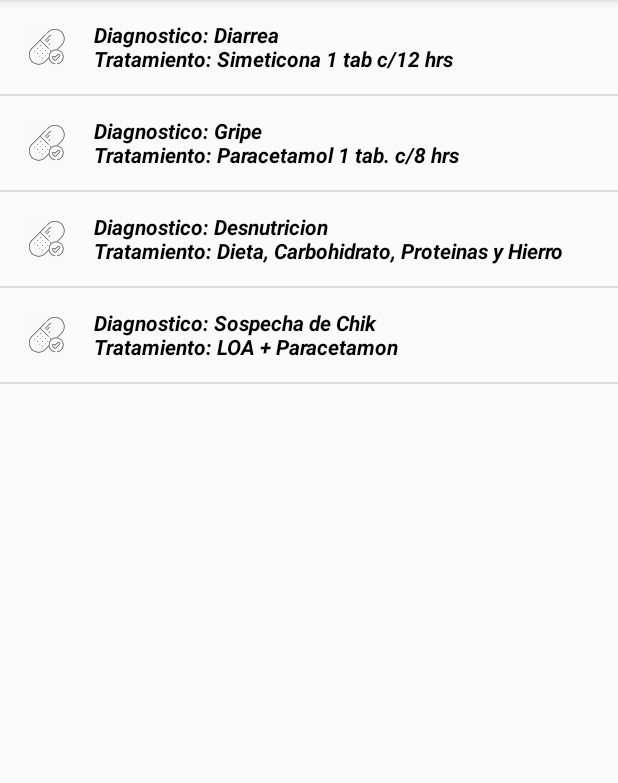
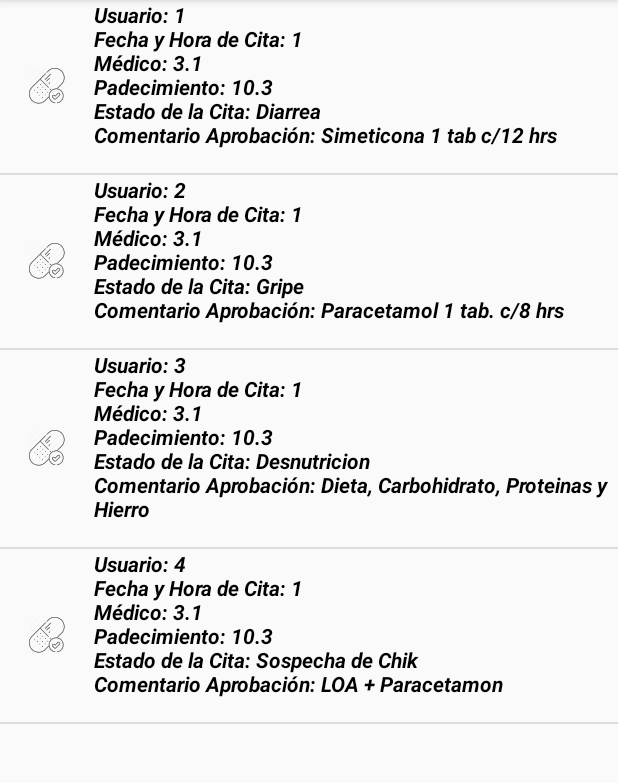
Before and after one commit to igmer/clinica_cetu_final, an Android app: the historialMedico screen opened directly, with no data from a screen before it, on a phone screen of 412 x 824 dp, the part 84-867 px from its top. Run offline under Robolectric (Android 15) with nearby library versions, the phone set to English and light mode, and no system bars.

Commit message:
se usa modelos de 3 capas para mostrar consultas

```diff
--- a/app/src/main/java/Data/ConsultaDL.java
+++ b/app/src/main/java/Data/ConsultaDL.java
@@ -27,7 +27,7 @@ public class ConsultaDL {
 
 
 
-    public LinkedList getByID(Consultas objConsultas) {
+    /*public LinkedList getByID(Consultas objConsultas) {
         Cursor lCur = database.rawQuery("SELECT id, nombre, direccion, telefono, FechaNac, email, usuario, password, activo FROM Usuarios where email='" + objConsultas.getId_cita() + "'" ,null);
 
         LinkedList objListUsuarios = new LinkedList();
@@ -48,5 +48,32 @@ public class ConsultaDL {
         }
         database.close();
         return objListUsuarios;
+    }*/
+    public LinkedList getConsultaUsuario(){
+        database = openHelper.getWritableDatabase();
+
+        String strSql ="SELECT * FROM consultaMedica ";
+        String lstrDatos="";
+
+
+        Cursor lCur = database.rawQuery(strSql ,null);
+
+        LinkedList objListCitas = new LinkedList();
+        while(lCur.moveToNext()){
+
+            lstrDatos ="Usuario: " + lCur.getString(0) + "\n" ;
+            lstrDatos += "Fecha y Hora de Cita: "+ lCur.getString(1) + "\n" ;
+            lstrDatos +="Médico: "+ lCur.getString(2) + "\n" ;
+            lstrDatos +="Padecimiento: "+ lCur.getString(3) + "\n" ;
+            lstrDatos +="Estado de la Cita: "+ lCur.getString(4) + "\n" ;
+            lstrDatos +="Comentario Aprobación: "+ lCur.getString(5) + "\n" ;
+
+
+            objListCitas.add(lstrDatos);
+        }
+        database.close();
+        return objListCitas;
     }
+
+
 }
--- a/app/src/main/java/Negocios/ConsultaBL.java
+++ b/app/src/main/java/Negocios/ConsultaBL.java
@@ -19,5 +19,9 @@ public class ConsultaBL {
 
         objConsultasDL = new ConsultaDL(cont);
     }
-    public LinkedList getByID(){ return objConsultasDL.getByID(objConsultas); }
+    //public LinkedList getByID(){ return objConsultasDL.getByID(objConsultas); }
+
+    public LinkedList getConsultaUsuario(){
+        return objConsultasDL.getConsultaUsuario();
+    }
 }
--- a/app/src/main/java/com/example/edwin/clinicacetu/EstadosCitas.java
+++ b/app/src/main/java/com/example/edwin/clinicacetu/EstadosCitas.java
@@ -24,6 +24,7 @@ public class EstadosCitas extends AppCompatActivity {
 
         listaEstado=(ListView)findViewById(R.id.lstEstados);
         objUsuario =(Usuarios)getIntent().getExtras().getSerializable("DatosUsuario");
+
         Citas_Medicas_BL objEstadosCitas =new Citas_Medicas_BL(getApplicationContext());
         listaSource = objEstadosCitas.getEstadosCitasUsuario(objUsuario.getID());
        // setListAdapter(new ArrayAdapter<String>(getApplicationContext(),android.R.layout.simple_list_item_1,listaSource));
--- a/app/src/main/java/com/example/edwin/clinicacetu/historialMedico.java
+++ b/app/src/main/java/com/example/edwin/clinicacetu/historialMedico.java
@@ -1,16 +1,21 @@
 package com.example.edwin.clinicacetu;
 
-import android.database.Cursor;
-import android.database.sqlite.SQLiteDatabase;
 import android.support.v7.app.AppCompatActivity;
 import android.os.Bundle;
 import android.widget.ListView;
 
 import java.util.ArrayList;
+import java.util.LinkedList;
+
+import Modelos.Usuarios;
+import Negocios.ConsultaBL;
 
 public class historialMedico extends AppCompatActivity {
     ListView lwHistoral;
-    ArrayList listado;
+    LinkedList listado;
+    ConsultaBL objConsulta;
+    Usuarios objUsuario;
+    LinkedList listaSource;
 
     @Override
     protected void onCreate(Bundle savedInstanceState) {
@@ -29,7 +34,8 @@ public class historialMedico extends AppCompatActivity {
         //lwHistoral.setAdapter(adapter);
 
     }
-    public ArrayList<String> listaPersonas(){
+    public LinkedList listaPersonas(){
+        /*
         ArrayList<String> datos = new ArrayList<>();
         ClinicaDB helper = new ClinicaDB(getApplicationContext());
         SQLiteDatabase db = helper.getReadableDatabase();
@@ -43,7 +49,11 @@ public class historialMedico extends AppCompatActivity {
         }
         db.close();
 
-        return datos;
+        return datos;*/
+        ConsultaBL objConsulta =new ConsultaBL(getApplicationContext());
+        listaSource = objConsulta.getConsultaUsuario();
+        return  listaSource;
+
 
 
     }
--- a/app/src/main/res/layout/activity_menu_principal.xml
+++ b/app/src/main/res/layout/activity_menu_principal.xml
@@ -5,9 +5,21 @@
     android:layout_height="match_parent"
     xmlns:app="http://schemas.android.com/apk/res-auto"
     android:id="@+id/drawerLayout"
+
     tools:context="com.example.edwin.clinicacetu.MenuPrincipal">
 
 
+    <ImageView
+        android:id="@+id/imageView5"
+        android:layout_width="wrap_content"
+        android:layout_height="wrap_content"
+        android:background="@drawable/logomenu"
+        android:paddingTop="30dp"
+        android:layout_marginTop="35dp"
+        android:layout_marginBottom="45dp"
+        android:layout_marginLeft="30dp"
+        android:layout_marginRight="30dp"
+        />
 
     <android.support.design.widget.NavigationView
         android:layout_width="match_parent"
@@ -16,6 +28,7 @@
         android:id="@+id/nav_view"
         app:headerLayout="@layout/navigation_header"
         android:layout_gravity="start"
+
         >
     </android.support.design.widget.NavigationView>
 
```
Also changed, not shown: app/src/main/res/drawable/icono_medico.png (added), app/src/main/res/drawable/logomenu.png (added).
